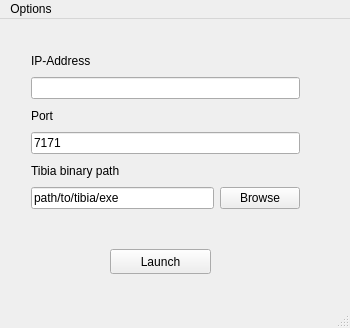
Old version of the form gui/MainWindow.ui in the repository felixkorch/ipchanger.
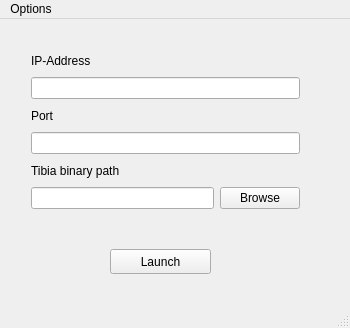
New version of the form.

Patch:
```diff
--- a/gui/MainWindow.ui
+++ b/gui/MainWindow.ui
@@ -62,7 +62,7 @@
      <item>
       <widget class="QLineEdit" name="edit_port">
        <property name="text">
-        <string>7171</string>
+        <string/>
        </property>
       </widget>
      </item>
@@ -78,7 +78,7 @@
        <item>
         <widget class="QLineEdit" name="edit_path">
          <property name="text">
-          <string>path/to/tibia/exe</string>
+          <string/>
          </property>
          <property name="readOnly">
           <bool>true</bool>
```
Left out of the diff: 2 changed lines with no effect on the pictures.
